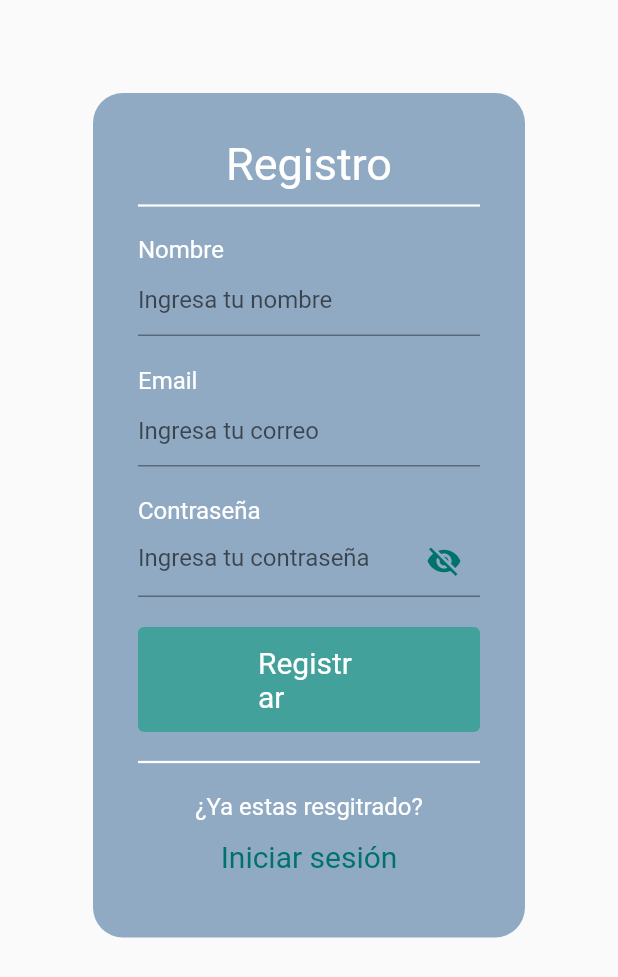
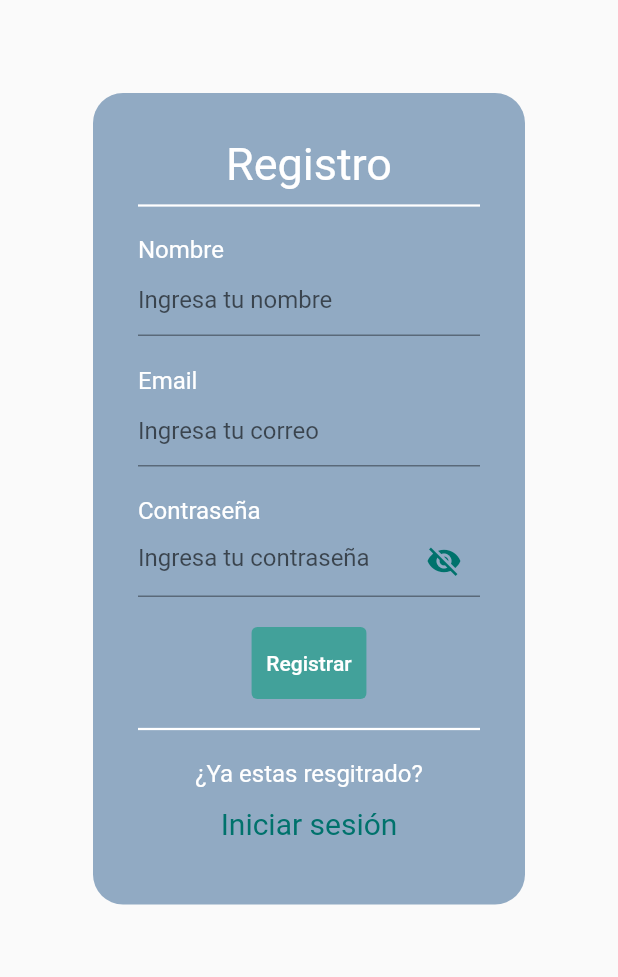
Before and after one commit to MarcosValdez/aplicativo-turismo, a Flutter app: the screen it shows after launch, after a tap on "Registrar", on a phone screen of 412 x 824 dp. Shown: the top 977 px of the screen. Run offline on Flutter 3.47's test engine with Material 2 defaults, Android fonts, the phone set to English and light mode, and no system bars; our stand-ins replace bloc, bloc_concurrency, carousel_slider, cloud_firestore, equatable, firebase_auth and 8 more; missing offline and left inert: google_mlkit_text_recognition; accounts and stored records are empty; Roboto replaces fonts that are missing (Georgia).

Commit message:
detectartexto-firebase

```diff
--- a/lib/screens/User/login.dart
+++ b/lib/screens/User/login.dart
@@ -196,9 +196,8 @@ class _LoginPageState extends State<LoginPage> {
             TextButton(
               style: TextButton.styleFrom(
                 padding:
-                    const EdgeInsets.symmetric(vertical: 12, horizontal: 80),
+                    const EdgeInsets.symmetric(vertical: 12, horizontal: 10),
                 primary: Colors.white,
-                textStyle: const TextStyle(fontSize: 20),
               ),
               onPressed: () {
                 signIn(emailController.text, passwordController.text);
--- a/lib/screens/User/register.dart
+++ b/lib/screens/User/register.dart
@@ -223,9 +223,8 @@ class _RegisterPageState extends State<RegisterPage> {
             TextButton(
               style: TextButton.styleFrom(
                 padding: const EdgeInsets.symmetric(
-                    vertical: 12, horizontal: 80),
+                    vertical: 12, horizontal: 10),
                 primary: Colors.white,
-                textStyle: const TextStyle(fontSize: 20),
               ),
               onPressed: () {
                 registroUsuario(correo.text, contrasenia.text);
--- a/pubspec.yaml
+++ b/pubspec.yaml
@@ -48,6 +48,7 @@ dependencies:
   modal_bottom_sheet: ^2.1.0
   provider: ^6.0.3
   flutter_bloc: ^8.0.1
+  google_mlkit_text_recognition: ^0.4.0
 
 dev_dependencies:
   flutter_test:
```
Also changed, not shown: lib/screens/Translate/view/view_foto.dart (+17 -2 lines), pubspec.lock.
